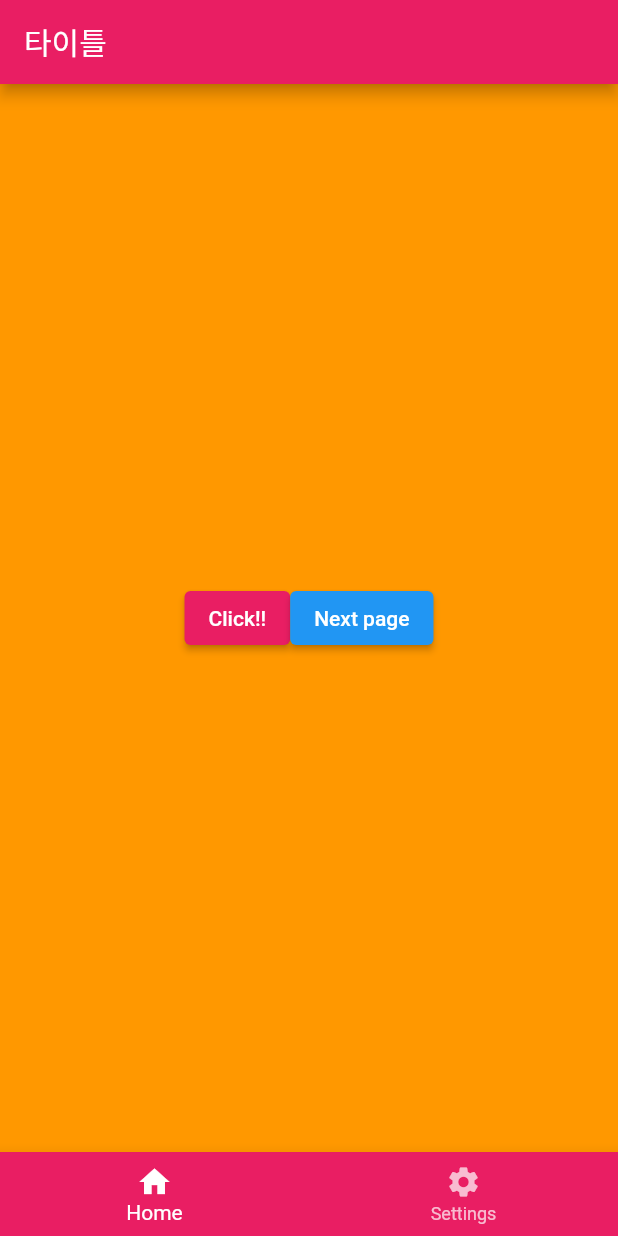
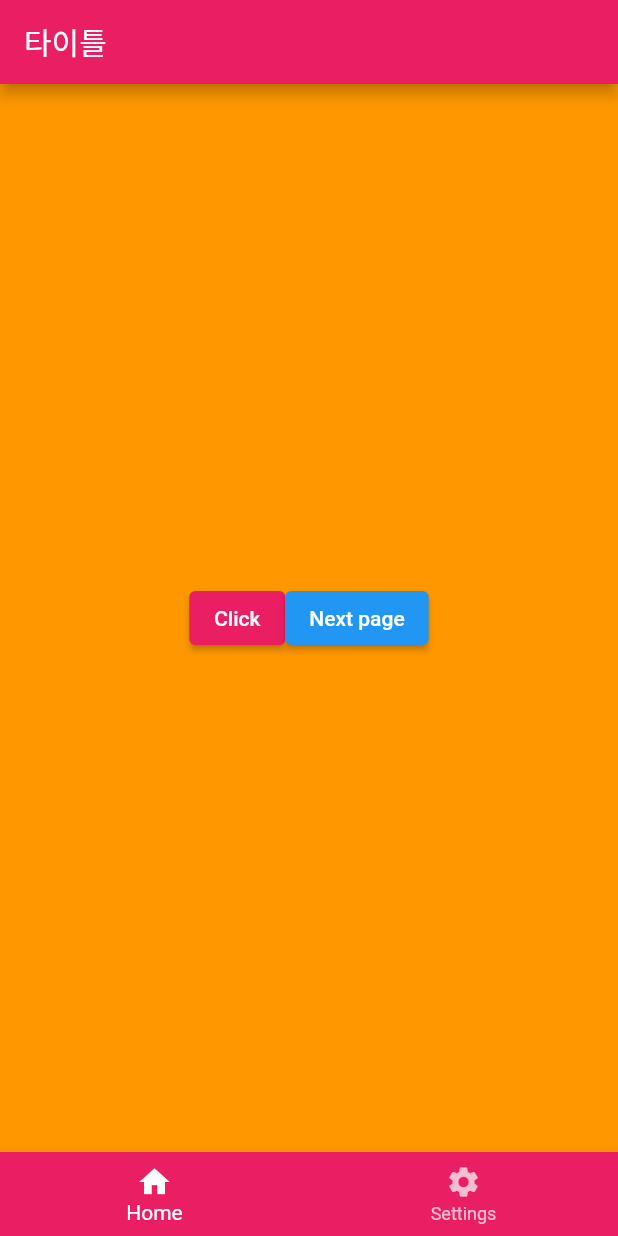
Before and after one commit to allie0147/flutter-demo, a Flutter app: the screen it shows after launch, on a phone screen of 412 x 824 dp. Run offline on Flutter 3.47's test engine with Material 2 defaults, Android fonts, the phone set to English and light mode, and no system bars.

Commit message:
Feat: separate page

```diff
--- a/lib/main.dart
+++ b/lib/main.dart
@@ -1,5 +1,6 @@
-import 'package:flutter/cupertino.dart';
 import 'package:flutter/material.dart';
+
+import 'next_page/next_page.dart';
 
 void main() => runApp(const MyApp2());
 
@@ -29,9 +30,10 @@ class FirstPage extends StatefulWidget {
 }
 
 class _FirstPageState extends State<FirstPage> {
-  String buttonName = 'Click!!';
+  bool _clickedButton = false;
   String nextPageName = 'Next page';
   int currentIndex = 0;
+  bool _isClicked = false;
 
   @override
   Widget build(BuildContext context) {
@@ -57,20 +59,31 @@ class _FirstPageState extends State<FirstPage> {
                         onPressed: () {
                           setState(() {
                             // setState(){} => notice app widget is going to be changed
-                              buttonName = 'Clicked~!';
+                            _clickedButton = !_clickedButton;
                           });
                         },
-                          child: Text(buttonName)),
+                        child: Text(
+                            _clickedButton == true ? 'Clicked~!' : 'Click')),
                     ElevatedButton(
                         onPressed: () {
                           Navigator.of(context).push(MaterialPageRoute(
-                                builder: (context) => const SecondPage()));
+                              builder: (context) => const NextPage()));
                         },
                         child: Text(nextPageName)),
                   ],
                 ),
               )
-              : Image.asset('images/fire.jpeg')),
+            : GestureDetector(
+                onTap: () {
+                  setState(() {
+                    _isClicked = !_isClicked;
+                  });
+                },
+                child: _isClicked
+                    ? Image.asset('images/fire.jpeg')
+                    : Image.network('http://www.mandysam.com/img/random.jpg'),
+              ),
+      ),
       bottomNavigationBar: BottomNavigationBar(
         backgroundColor: Colors.pink,
         unselectedItemColor: Colors.white70,
@@ -96,18 +109,3 @@ class _FirstPageState extends State<FirstPage> {
     ); // home argument
   }
 }
-
-class SecondPage extends StatelessWidget {
-  const SecondPage({Key? key}) : super(key: key);
-
-  @override
-  Widget build(BuildContext context) {
-    return Scaffold(
-      appBar: AppBar(
-        title: const Text('타이틀2'),
-        backgroundColor: Colors.pink,
-        automaticallyImplyLeading: true,
-      ),
-    );
-  }
-}
```
Also changed, not shown: lib/next_page/next_page.dart (added, +16 -0 lines). Lines whose indentation alone changed are shown as unchanged.
